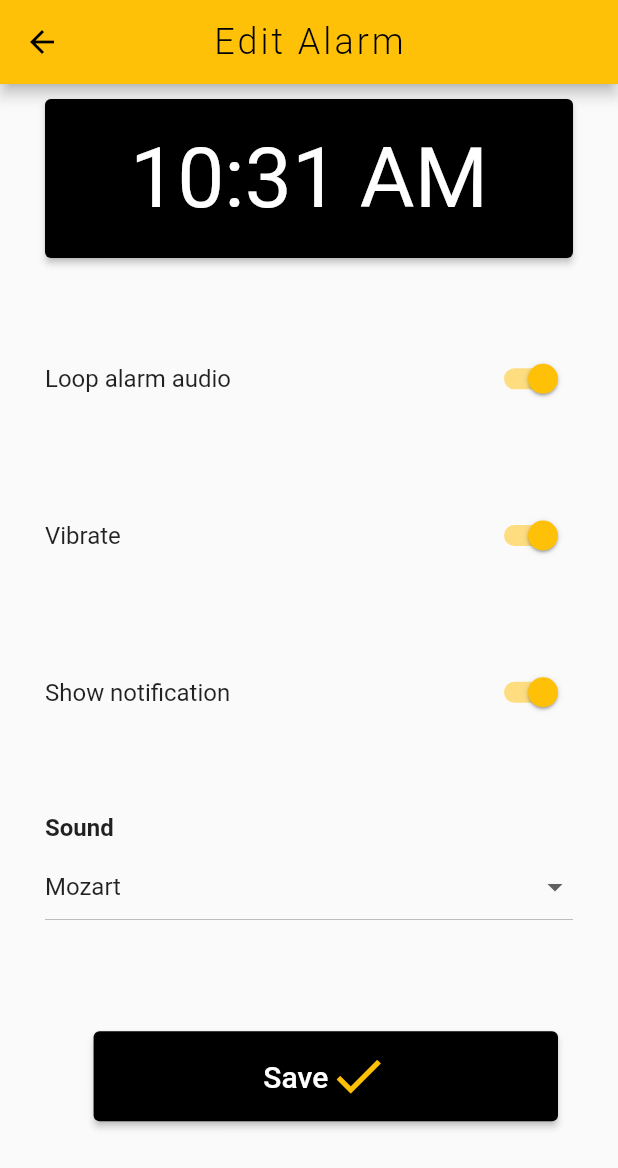
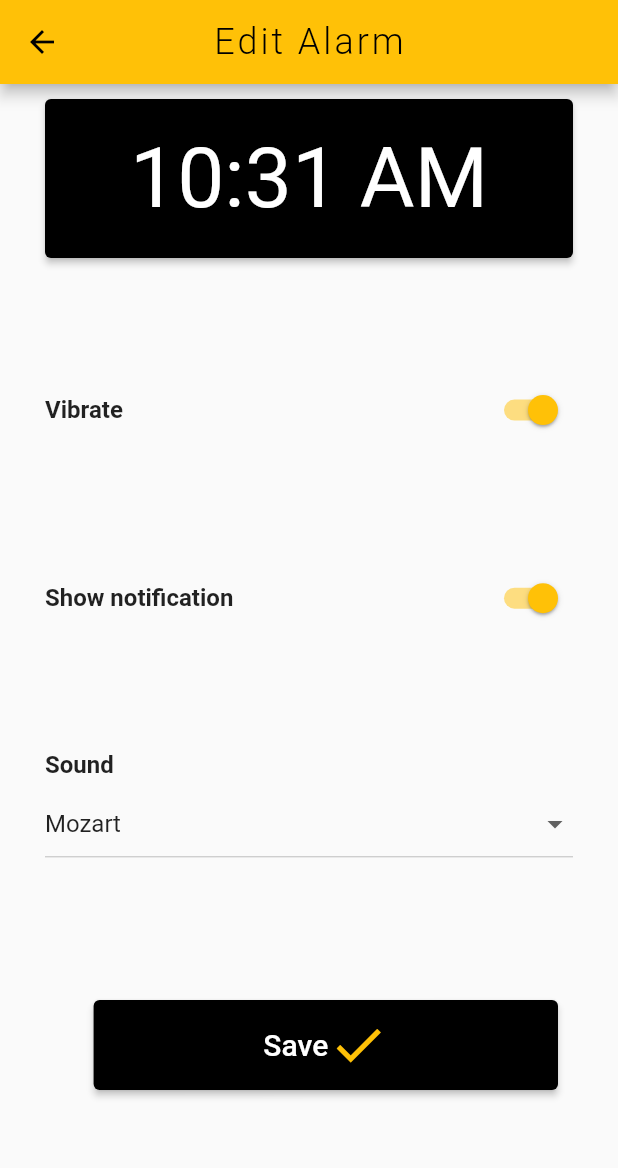
Before and after one commit to lzisa/alarmify_cpd, a Flutter app: the screen it shows after launch, after a tap on the "alarm add" icon, on a phone screen of 412 x 824 dp. Shown: the top 1168 px of the screen. Run offline on Flutter 3.47's test engine with Material 2 defaults, Android fonts, the phone set to English and light mode, and no system bars; our stand-ins replace analog_clock; missing offline and left inert: alarm, animated_widgets, spotify; network calls fail; statements that could not run were skipped.

Commit message:
update Manifest and minor changes

```diff
--- a/lib/main.dart
+++ b/lib/main.dart
@@ -28,7 +28,7 @@ class MyApp extends StatelessWidget {
       ),
       home: const ClockHome(),
       routes: {
-        newAlarmRoute: (context) => const ExampleAlarmEditScreen(),
+        newAlarmRoute: (context) => const EditAlarmView(),
       },
     );
   }
--- a/lib/views/edit_alarm.dart
+++ b/lib/views/edit_alarm.dart
@@ -2,17 +2,17 @@ import 'package:alarm/alarm.dart';
 import 'package:flutter/material.dart';
 import 'package:alarmify_cpd/services/spotify_getItems_service.dart';
 
-class ExampleAlarmEditScreen extends StatefulWidget {
+class EditAlarmView extends StatefulWidget {
   final AlarmSettings? alarmSettings;
 
-  const ExampleAlarmEditScreen({Key? key, this.alarmSettings})
+  const EditAlarmView({Key? key, this.alarmSettings})
       : super(key: key);
 
   @override
-  State<ExampleAlarmEditScreen> createState() => _ExampleAlarmEditScreenState();
+  State<EditAlarmView> createState() => _EditAlarmViewState();
 }
 
-class _ExampleAlarmEditScreenState extends State<ExampleAlarmEditScreen> {
+class _EditAlarmViewState extends State<EditAlarmView> {
   late bool creating;
 
   late TimeOfDay selectedTime;
@@ -95,8 +95,8 @@ class _ExampleAlarmEditScreenState extends State<ExampleAlarmEditScreen> {
       dateTime: dateTime,
       loopAudio: loopAudio,
       vibrate: vibrate,
-      notificationTitle: showNotification ? 'Alarm example' : null,
-      notificationBody: showNotification ? 'Your alarm ($id) is ringing' : null,
+      notificationTitle: showNotification ? 'Alarm' : null,
+      notificationBody: showNotification ? 'Good Morning' : null,
       assetAudioPath: assetAudio,
       stopOnNotificationOpen: false,
     );
@@ -140,25 +140,15 @@ class _ExampleAlarmEditScreenState extends State<ExampleAlarmEditScreen> {
               ),
             ),
           ),
-          Row(
-            mainAxisAlignment: MainAxisAlignment.spaceBetween,
-            children: [
-              Text(
-                'Loop alarm audio',
-                style: Theme.of(context).textTheme.titleMedium,
-              ),
-              Switch(
-                value: loopAudio,
-                onChanged: (value) => setState(() => loopAudio = value),
-              ),
-            ],
-          ),
+
           Row(
             mainAxisAlignment: MainAxisAlignment.spaceBetween,
             children: [
               Text(
                 'Vibrate',
-                style: Theme.of(context).textTheme.titleMedium,
+                style: Theme.of(context).textTheme.titleMedium!.copyWith(
+                  fontWeight: FontWeight.bold,
+                ),
               ),
               Switch(
                 value: vibrate,
@@ -171,7 +161,9 @@ class _ExampleAlarmEditScreenState extends State<ExampleAlarmEditScreen> {
             children: [
               Text(
                 'Show notification',
-                style: Theme.of(context).textTheme.titleMedium,
+                style: Theme.of(context).textTheme.titleMedium!.copyWith(
+                  fontWeight: FontWeight.bold,
+                ),
               ),
               Switch(
                 value: showNotification,
@@ -215,17 +207,12 @@ class _ExampleAlarmEditScreenState extends State<ExampleAlarmEditScreen> {
                       child: Text('Nokia'),
                     ),
                     DropdownMenuItem<String>(
-                      value: 'assets/one_piece.mp3',
-                      child: Text('One Piece'),
+                      value: 'assets/sun.mp3',
+                      child: Text('Here comes the Sun - The Beatles'),
                     ),
                     DropdownMenuItem<String>(
-                      value: 'assets/star_wars.mp3',
-                      child: Text('Star Wars'),
-                    ),
-                    DropdownMenuItem<String>(
-                      value:
-                          'https://www.soundhelix.com/examples/mp3/SoundHelix-Song-1.mp3',
-                      child: Text('Wonderwall'),
+                      value: 'assets/Jaime_Cordoba_Drops_of_Jupiter.mp3',
+                      child: Text('Drops of Jupiter'),
                     ),
                   ],
                   onChanged: (value) => setState(() => assetAudio = value!),
--- a/lib/views/home_view.dart
+++ b/lib/views/home_view.dart
@@ -62,7 +62,7 @@ class _ClockHomeState extends State<ClockHome> {
         context,
         MaterialPageRoute(
           builder: (context) =>
-              ExampleAlarmRingScreen(alarmSettings: alarmSettings),
+              AlarmRingView(alarmSettings: alarmSettings),
         ));
     loadAlarms();
   }
@@ -77,7 +77,7 @@ class _ClockHomeState extends State<ClockHome> {
         builder: (context) {
           return FractionallySizedBox(
             heightFactor: 0.6,
-            child: ExampleAlarmEditScreen(alarmSettings: settings),
+            child: EditAlarmView(alarmSettings: settings),
           );
         });
 
@@ -101,7 +101,7 @@ class _ClockHomeState extends State<ClockHome> {
               elevation: 4,
               centerTitle: true,
             ),
-            body: ExampleAlarmEditScreen(
+            body: EditAlarmView(
                 alarmSettings: settings,),
 
           );
@@ -192,12 +192,7 @@ class _ClockHomeState extends State<ClockHome> {
               //onPressed: () => navigateToAlarmScreen(null),
               child: const Icon(Icons.alarm_add_rounded, size: 33),
             ),
-            ElevatedButton(
-              onPressed: () {
-                //SpotifyPlayer.playSong('spotify:track:4OSBTYWVwsQhGLF9NHvIbR');
-              },
-              child: Text('Play Song'),
-            ),
+
 
 
 
--- a/pubspec.yaml
+++ b/pubspec.yaml
@@ -41,6 +41,7 @@ dependencies:
   #uni_links: ^0.5.1
   analog_clock: ^0.1.1
   flutter_launcher_icons: ^0.13.1
+  animated_widgets: ^1.1.0
   #spotify_sdk: ^2.3.1
 
 dev_dependencies:
@@ -71,7 +72,9 @@ flutter:
     - assets/nokia.mp3
     - assets/one_piece.mp3
     - assets/star_wars.mp3
+    - assets/sun.mp3
     - assets/icons/icon.png
+    - assets/Jaime_Cordoba_Drops_of_Jupiter.mp3
 
   # An image asset can refer to one or more resolution-specific "variants", see
   # https://flutter.dev/assets-and-images/#resolution-aware
```
Also changed, not shown: lib/views/ring.dart (+23 -4 lines), assets/icons/icon.png (deleted), pubspec.lock, 1 other file.
